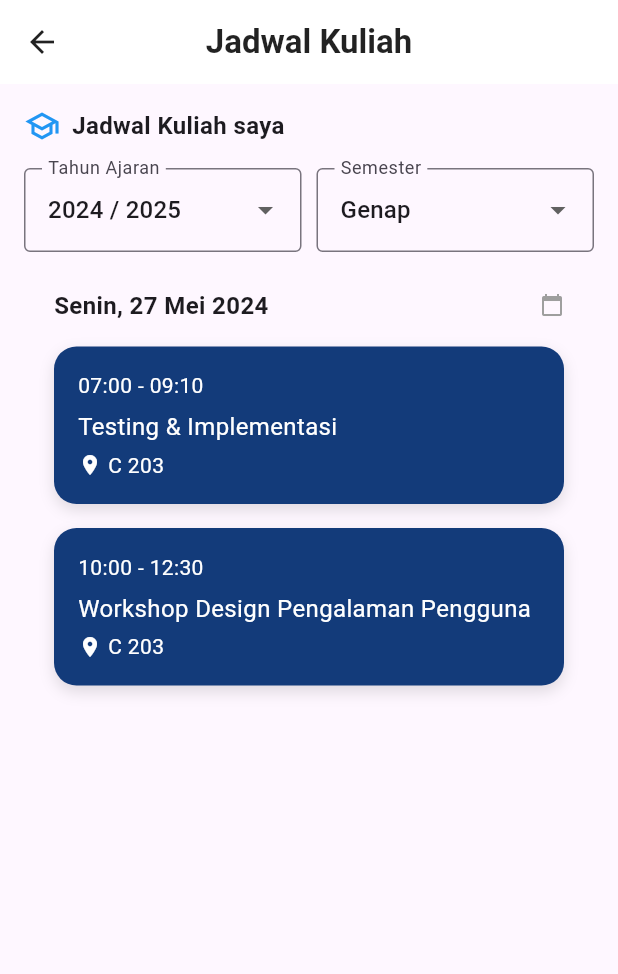
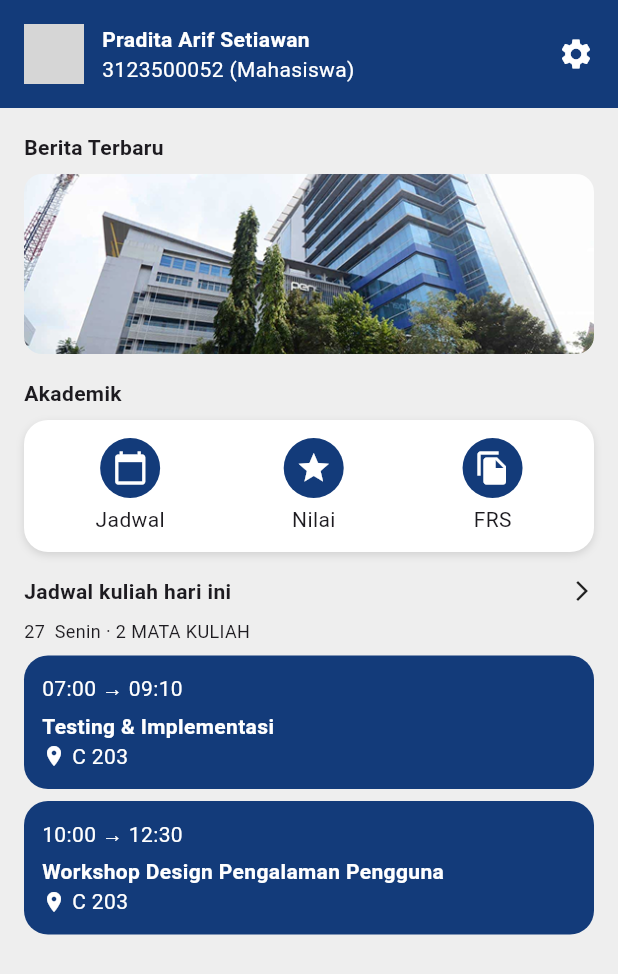
Before and after one commit to aldomarsendo/mobile_siakad, a Flutter app: the screen it shows after launch, on a phone screen of 412 x 824 dp. Shown: the top 974 px of the screen. Run offline on Flutter 3.47's test engine with Material 3 defaults, Android fonts, the phone set to English and light mode, and no system bars; network calls fail; grey boxes are pictures that could not be loaded.

Commit message:
UpdateHalamanMahasiswa

```diff
--- a/mobile_siakad/lib/main.dart
+++ b/mobile_siakad/lib/main.dart
@@ -1,13 +1,13 @@
 import 'package:flutter/material.dart';
-import 'package:mobile_siakad/views/auth/login.dart';
-import 'package:mobile_siakad/views/dosen/dosen_dashboard.dart';
+// import 'package:mobile_siakad/views/auth/login.dart';
+// import 'package:mobile_siakad/views/dosen/dosen_dashboard.dart';
 import 'package:mobile_siakad/views/mahasiswa/mahasiswa_dashboard.dart';
-import 'package:mobile_siakad/views/mahasiswa/mahasiswa_frs.dart';
-import 'views/mahasiswa/mahasiswa_jadwal.dart';
-import 'views/mahasiswa/mahasiswa_nilai.dart';
-import 'views/dosen/dosen_jadwal.dart';
-// import 'views/dosen/dosen_nilai.dart';
-import 'views/dosen/dosen_dashboard.dart';
+// import 'package:mobile_siakad/views/mahasiswa/mahasiswa_frs.dart';
+import 'package:mobile_siakad/views/mahasiswa/mahasiswa_jadwal.dart';
+// import 'views/mahasiswa/mahasiswa_nilai.dart';
+// import 'views/dosen/dosen_jadwal.dart';
+// // import 'views/dosen/dosen_nilai.dart';
+// import 'views/dosen/dosen_dashboard.dart';
 
 void main() {
   runApp(MyApp());
@@ -19,7 +19,7 @@ class MyApp extends StatelessWidget {
     return MaterialApp(
       title: 'Jadwal Kuliah',
       debugShowCheckedModeBanner: false,
-      home: MahasiswaJadwalPage(), // Jalankan halaman ini langsung
+      home: MahasiswaDashboardPage(), // Jalankan halaman ini langsung
     );
   }
 }
--- a/mobile_siakad/lib/views/auth/login.dart
+++ b/mobile_siakad/lib/views/auth/login.dart
@@ -1,6 +1,6 @@
 import 'package:flutter/material.dart';
 import 'package:mobile_siakad/views/mahasiswa/mahasiswa_dashboard.dart';
-import '../mahasiswa/mahasiswa_dashboard.dart'; // Untuk navigasi ke DashboardPage
+import 'package:mobile_siakad/views/mahasiswa/mahasiswa_dashboard.dart'; // Untuk navigasi ke DashboardPage
 
 class LoginPage extends StatefulWidget {
   const LoginPage({super.key});
--- a/mobile_siakad/lib/views/dosen/dosen_jadwal.dart
+++ b/mobile_siakad/lib/views/dosen/dosen_jadwal.dart
@@ -1,6 +1,6 @@
 import 'package:flutter/material.dart';
 
-class JadwalKuliahPage extends StatelessWidget {
+class DosenJadwalPage extends StatelessWidget {
   final Color primaryBlue = Color(0xFF133B7A);
 
   @override
--- a/mobile_siakad/lib/views/mahasiswa/mahasiswa_dashboard.dart
+++ b/mobile_siakad/lib/views/mahasiswa/mahasiswa_dashboard.dart
@@ -1,4 +1,7 @@
 import 'package:flutter/material.dart';
+import 'mahasiswa_jadwal.dart';
+import 'mahasiswa_nilai.dart';
+import 'mahasiswa_frs.dart';
 
 class MahasiswaDashboardPage extends StatelessWidget {
   final Color primaryBlue = Color(0xFF133B7A);
@@ -17,8 +20,7 @@ class MahasiswaDashboardPage extends StatelessWidget {
               padding: EdgeInsets.all(16),
               decoration: BoxDecoration(
                 color: primaryBlue,
-                borderRadius: BorderRadius.only(
-                ),
+                borderRadius: BorderRadius.only(),
               ),
               child: Column(
                 crossAxisAlignment: CrossAxisAlignment.start,
@@ -72,8 +74,6 @@ class MahasiswaDashboardPage extends StatelessWidget {
             ),
 
             // Menu Akademik
-                      // ...existing code...
-            // Menu Akademik
             Padding(
               padding: const EdgeInsets.symmetric(horizontal: 16.0),
               child: Column(
@@ -97,16 +97,15 @@ class MahasiswaDashboardPage extends StatelessWidget {
                     child: Row(
                       mainAxisAlignment: MainAxisAlignment.spaceAround,
                       children: [
-                        _menuButton(Icons.calendar_today, "Jadwal", primaryBlue),
-                        _menuButton(Icons.grade, "Nilai", primaryBlue),
-                        _menuButton(Icons.file_copy, "FRS", primaryBlue),
+                        _menuButton(context, Icons.calendar_today, "Jadwal", primaryBlue, MahasiswaJadwalPage()),
+                        _menuButton(context, Icons.grade, "Nilai", primaryBlue, MahasiswaNilaiPage()),
+                        _menuButton(context, Icons.file_copy, "FRS", primaryBlue, MahasiswaFrsPage()),
                       ],
                     ),
                   ),
                 ],
               ),
             ),
-            // ...existing code...
             SizedBox(height: 16),
 
             // Jadwal Kuliah Hari Ini
@@ -139,12 +138,20 @@ class MahasiswaDashboardPage extends StatelessWidget {
     );
   }
 
-  Widget _menuButton(IconData icon, String label, Color color) {
+  Widget _menuButton(BuildContext context, IconData icon, String label, Color color, Widget page) {
     return Column(
       children: [
-        CircleAvatar(
-          backgroundColor: color,
-          child: Icon(icon, color: Colors.white),
+        GestureDetector(
+          onTap: () {
+            Navigator.push(
+              context,
+              MaterialPageRoute(builder: (context) => page),
+            );
+          },
+          child: CircleAvatar(
+            backgroundColor: color,
+            child: Icon(icon, color: Colors.white),
+          ),
         ),
         SizedBox(height: 4),
         Text(label),
--- a/mobile_siakad/lib/views/mahasiswa/mahasiswa_frs.dart
+++ b/mobile_siakad/lib/views/mahasiswa/mahasiswa_frs.dart
@@ -1,6 +1,6 @@
 import 'package:flutter/material.dart';
 
-class FrsPage extends StatelessWidget {
+class MahasiswaFrsPage extends StatelessWidget {
   final List<Map<String, String>> matakuliah = [
     {'kode': '210702-12', 'nama': 'Testing dan Implementasi'},
     {'kode': '210702-13', 'nama': 'Rekayasa Web Prak.'},
--- a/mobile_siakad/lib/views/mahasiswa/mahasiswa_jadwal.dart
+++ b/mobile_siakad/lib/views/mahasiswa/mahasiswa_jadwal.dart
@@ -90,7 +90,7 @@ class MahasiswaJadwalPage extends StatelessWidget {
             // Card Mata Kuliah
             Expanded(
               child: ListView(
-                padding: EdgeInsets.symmetric(horizontal: 20),
+                // Hapus padding di sini agar ikut padding parent
                 children: [
                   _classCard(
                     time: '07:00 - 09:10',
@@ -118,6 +118,7 @@ class MahasiswaJadwalPage extends StatelessWidget {
     required String room,
   }) {
     return Container(
+      width: double.infinity, // Tambahkan ini agar card full lebar parent
       decoration: BoxDecoration(
         color: Color(0xFF133B7A),
         borderRadius: BorderRadius.circular(15),
@@ -129,7 +130,7 @@ class MahasiswaJadwalPage extends StatelessWidget {
           ),
         ],
       ),
-      padding: EdgeInsets.all(16),
+      padding: EdgeInsets.all(16), // Ubah padding agar isi card lebih rapi
       child: Column(
         crossAxisAlignment: CrossAxisAlignment.start,
         children: [
--- a/mobile_siakad/lib/views/mahasiswa/mahasiswa_nilai.dart
+++ b/mobile_siakad/lib/views/mahasiswa/mahasiswa_nilai.dart
@@ -16,7 +16,7 @@ class MahasiswaNilaiPage extends StatelessWidget {
         backgroundColor: Colors.white,
         elevation: 0,
         title: Text(
-          'Jadwal Kuliah',
+          'Nilai',
           style: TextStyle(color: Colors.black87, fontWeight: FontWeight.w600),
         ),
         centerTitle: true,
@@ -32,7 +32,7 @@ class MahasiswaNilaiPage extends StatelessWidget {
                 Icon(Icons.school_outlined, color: Colors.blue),
                 SizedBox(width: 8),
                 Text(
-                  'Jadwal Kuliah saya',
+                  'Nilai Per Semester',
                   style: TextStyle(fontSize: 16, fontWeight: FontWeight.bold),
                 ),
               ],
```
